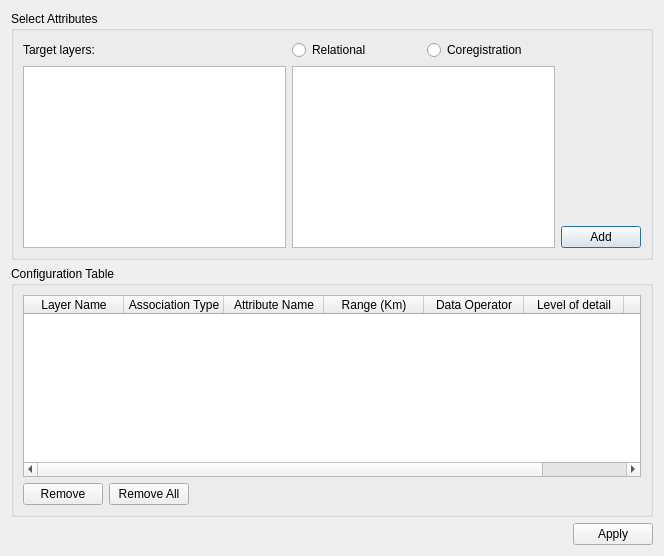
Before: the Qt Designer form src/qt-widgets/CoRegistrationLayerConfigurationDialogUi.ui in GPlates/GPlates, drawn with Qt 5.
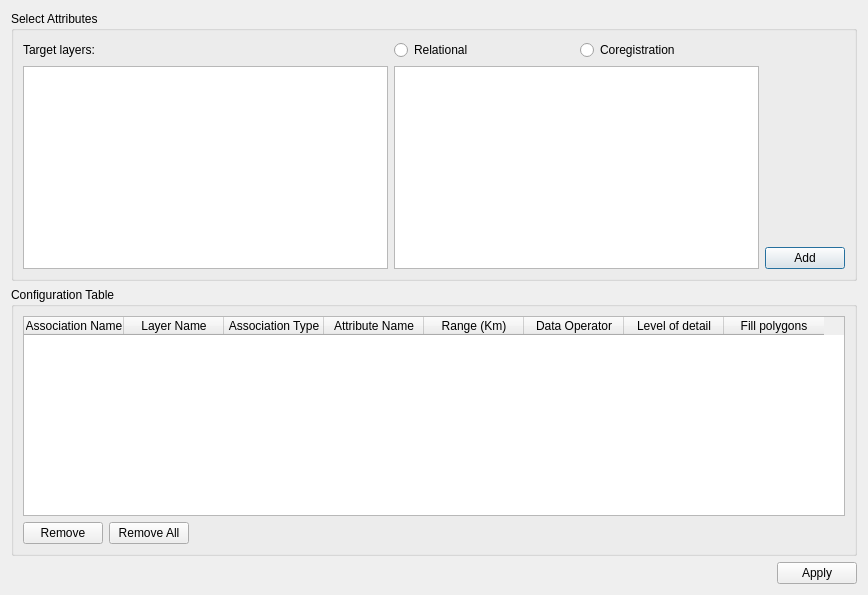
After: the same form once the commit is applied.

The edit to the form file:
```diff
--- a/src/qt-widgets/CoRegistrationLayerConfigurationDialogUi.ui
+++ b/src/qt-widgets/CoRegistrationLayerConfigurationDialogUi.ui
@@ -1,12 +1,12 @@
 <ui version="4.0" >
  <class>CoRegistrationLayerConfigurationDialog</class>
- <widget class="QDialog" name="CoRegistrationLayerConfigurationDialog" >
-  <property name="geometry" >
+ <widget class="QDialog" name="CoRegistrationLayerConfigurationDialog">
+  <property name="geometry">
    <rect>
     <x>0</x>
     <y>0</y>
-    <width>664</width>
-    <height>556</height>
+    <width>868</width>
+    <height>595</height>
    </rect>
   </property>
   <property name="windowTitle" >
@@ -86,37 +86,42 @@
       <item>
        <widget class="QTableWidget" name="co_reg_cfg_table_widget" >
         <column>
-         <property name="text" >
+         <property name="text">
+          <string>Association Name</string>
+         </property>
+        </column>
+        <column>
+         <property name="text">
           <string>Layer Name</string>
          </property>
         </column>
         <column>
-         <property name="text" >
+         <property name="text">
           <string>Association Type</string>
          </property>
         </column>
         <column>
-         <property name="text" >
+         <property name="text">
           <string>Attribute Name</string>
          </property>
         </column>
         <column>
-         <property name="text" >
+         <property name="text">
           <string>Range (Km)</string>
          </property>
         </column>
         <column>
-         <property name="text" >
+         <property name="text">
           <string>Data Operator</string>
          </property>
         </column>
         <column>
-         <property name="text" >
+         <property name="text">
           <string>Level of detail</string>
          </property>
         </column>
         <column>
-         <property name="text" >
+         <property name="text">
           <string>Fill polygons</string>
          </property>
         </column>
```
Left out of the diff: 99 changed lines with no effect on the pictures.
